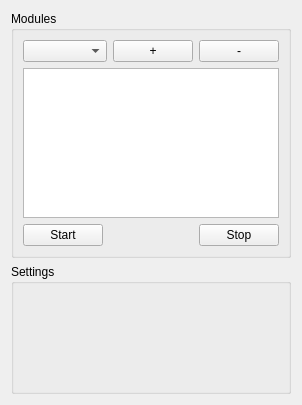
Before: the Qt Designer form modulemanagerwidget.ui in mcharmas/TouchTracer, drawn with Qt 5.
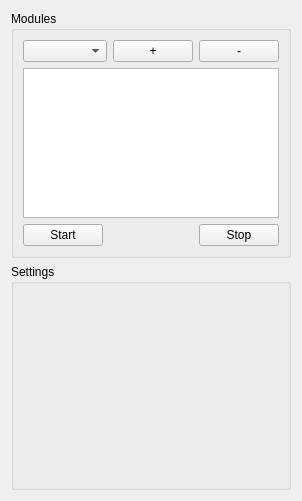
After: the same form once the commit is applied.

What changed in the file:
```diff
--- a/modulemanagerwidget.ui
+++ b/modulemanagerwidget.ui
@@ -7,7 +7,7 @@
     <x>0</x>
     <y>0</y>
     <width>278</width>
-    <height>405</height>
+    <height>501</height>
    </rect>
   </property>
   <property name="sizePolicy">
@@ -118,7 +118,7 @@
    <item>
     <widget class="QGroupBox" name="settingsBox">
      <property name="sizePolicy">
-      <sizepolicy hsizetype="Preferred" vsizetype="Preferred">
+      <sizepolicy hsizetype="Minimum" vsizetype="Minimum">
        <horstretch>0</horstretch>
        <verstretch>0</verstretch>
       </sizepolicy>
```
